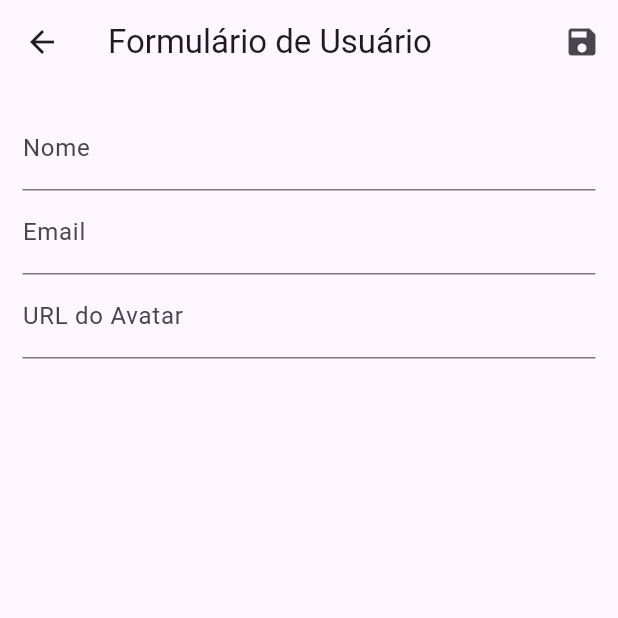
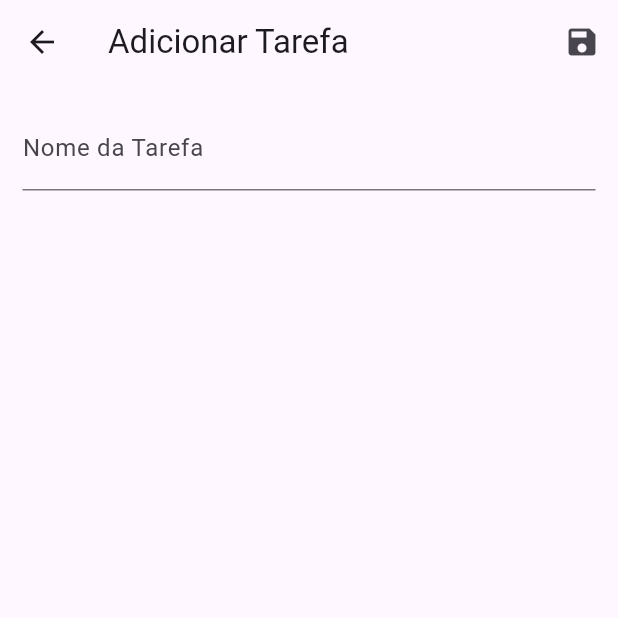
Before and after one commit to IgorRibeiroGuimaraes/To_Do_List, a Flutter app: the screen it shows after launch, after a tap on the "delete" icon, after a tap on the "add" icon, on a phone screen of 412 x 824 dp, the top half of it. Run offline on Flutter 3.47's test engine with Material 3 defaults, Android fonts, the phone set to English and light mode, and no system bars.

Commit message:
first commit

```diff
--- a/lib/components/user_tile.dart
+++ b/lib/components/user_tile.dart
@@ -1,23 +1,19 @@
 import 'package:flutter/material.dart';
-import 'package:project_crud/models/user.dart';
+import 'package:intl/intl.dart';
+import 'package:project_crud/models/doing.dart';
 import 'package:project_crud/provider/users.dart';
 import 'package:project_crud/routes/app_routes.dart';
 import 'package:provider/provider.dart';
 
 class UserTile extends StatelessWidget {
-  final User user;
+  final Doing doing;
 
-  const UserTile(this.user, {super.key});
+  const UserTile(this.doing, {super.key});
 
   @override
   Widget build(BuildContext context) {
-    final avatar = user.avatarUrl.isEmpty
-        ? const CircleAvatar(child: Icon(Icons.person))
-        : CircleAvatar(backgroundImage: NetworkImage(user.avatarUrl));
     return ListTile(
-      leading: avatar,
-      title: Text(user.name),
-      subtitle: Text(user.email),
+      title: Text(doing.name),
       trailing: Container(
         width: 100,
         child: Row(
@@ -28,7 +24,7 @@ class UserTile extends StatelessWidget {
               onPressed: () {
                 Navigator.of(context).pushNamed(
                   AppRoutes.USER_FORM,
-                  arguments: user,
+                  arguments: doing,
                 );
               },
             ),
@@ -36,7 +32,8 @@ class UserTile extends StatelessWidget {
               icon: Icon(Icons.delete),
               color: Colors.red,
               onPressed: () {
-                Provider.of<UsersProvider>(context, listen: false).remove(user);
+                Provider.of<UsersProvider>(context, listen: false)
+                    .remove(doing);
               },
             ),
           ],
--- a/lib/data/dummy-users.dart
+++ b/lib/data/dummy-users.dart
@@ -1,23 +1,16 @@
- import 'package:project_crud/models/user.dart';
+import 'package:project_crud/models/doing.dart';
 
-const DUUMY_USERS = {
-  '1':   User(
+final Map<String, Doing> TO_DO ={
+  '1': Doing(
     id: '1',
-    name: 'Maria',
-    email:'maria@alunos.com.br',
-    avatarUrl:'https://cdn.pixabay.com/photo/2021/11/12/03/04/woman-6787784_1280.png',
+    name: 'Almoço',
   ),
-  '2':   User(
+  '2': Doing(
     id: '2',
-    name: 'José',
-    email:'jose@alunos.com.br',
-    avatarUrl:'https://cdn.pixabay.com/photo/2016/11/18/23/38/child-1837375_1280.png',
+    name: 'Limpar Janela',
   ),
-  '3':   User(
+  '3': Doing(
     id: '3',
-    name: 'Mario',
-    email:'marioalunos.com.br',
-    avatarUrl:'https://cdn.pixabay.com/photo/2016/12/13/16/17/dancer-1904467_1280.png',
+    name: 'Lavar Louça',
   ),
-
 };
--- a/lib/main.dart
+++ b/lib/main.dart
@@ -19,15 +19,16 @@ class MyApp extends StatelessWidget {
         )
       ],
       child: MaterialApp(
-        title: 'Flutter Demo',
+        debugShowCheckedModeBanner: false,
+        title: 'To do List',
         theme: ThemeData(
           colorScheme: ColorScheme.fromSeed(seedColor: Colors.deepPurple),
           useMaterial3: true,
         ),
-          routes: {
-            AppRoutes.HOME:(_) => UserList(),
-            AppRoutes.USER_FORM:(_) => UserForm()
-          },
+        routes: {
+          AppRoutes.HOME: (_) => UserList(),
+          AppRoutes.USER_FORM: (_) => UserForm()
+        },
       ),
     );
   }
--- /dev/null
+++ b/lib/models/doing.dart
@@ -0,0 +1,14 @@
+
+
+class Doing{
+  final String id;
+  final String name;
+
+  const Doing ({
+
+    this.id = '',
+    required this.name,
+
+  });
+
+}
--- a/lib/models/user.dart
+++ /dev/null
@@ -1,18 +0,0 @@
-
-
-class User{
-  final String id;
-  final String name;
-  final String email;
-  final String avatarUrl;
-
-  const User ({
-
-    this.id = '',
-    required this.name,
-    required this.email,
-    required this.avatarUrl,
-
-  });
-
-}
--- a/lib/provider/users.dart
+++ b/lib/provider/users.dart
@@ -1,13 +1,12 @@
 import 'dart:math';
-
 import 'package:flutter/material.dart';
 import 'package:project_crud/data/dummy-users.dart';
-import 'package:project_crud/models/user.dart';
+import 'package:project_crud/models/doing.dart';
 
 class UsersProvider with ChangeNotifier {
-  Map<String, User> _items = {...DUUMY_USERS};
+  Map<String, Doing> _items = {...TO_DO};
 
-  List<User> get all {
+  List<Doing> get all {
     return [..._items.values];
   }
 
@@ -15,35 +14,27 @@ class UsersProvider with ChangeNotifier {
     return _items.length;
   }
 
-  User byIndex(int i) {
+  Doing byIndex(int i) {
     return _items.values.elementAt(i);
   }
 
-  void put(User user) {
-    if (user == null) {
-      return;
-    }
+  void put(Doing doing) {
+  if (doing.id.trim().isNotEmpty && _items.containsKey(doing.id)) {
+    _items.update(
+      doing.id,
+      (_) => Doing(
+        id: doing.id,
+        name: doing.name,
+      ),
+    );
+  } else {
 
-    if (user.id != null &&
-        user.id.trim().isNotEmpty &&
-        _items.containsKey(user.id)) {
-      _items.update(
-          user.id,
-          (_) => User(
-                id: user.id,
-                name: user.name,
-                email: user.email,
-                avatarUrl: user.avatarUrl,
-              ));
-    } else {
     final id = Random().nextDouble().toString();
     _items.putIfAbsent(
       id,
-        () => User(
+      () => Doing(
         id: id,
-          name: user.name,
-          email: user.email,
-          avatarUrl: user.avatarUrl,
+        name: doing.name,
       ),
     );
   }
@@ -51,9 +42,9 @@ class UsersProvider with ChangeNotifier {
   notifyListeners();
 }
 
-  void remove(User user) {
-    if (user != null && user.id != null) {
-      _items.remove(user.id);
+  void remove(Doing doing) {
+    if (doing != null && doing.id != null) {
+      _items.remove(doing.id);
       notifyListeners();
     }
   }
--- a/lib/views/user-form.dart
+++ b/lib/views/user-form.dart
@@ -1,48 +1,58 @@
 import 'package:flutter/material.dart';
-import 'package:project_crud/models/user.dart';
+import 'package:intl/intl.dart'; // Importe o pacote intl para formatar a data
+import 'package:project_crud/models/doing.dart';
 import 'package:project_crud/provider/users.dart';
 import 'package:provider/provider.dart';
 
-class UserForm extends StatelessWidget {
+class UserForm extends StatefulWidget {
+  @override
+  _UserFormState createState() => _UserFormState();
+}
+
+class _UserFormState extends State<UserForm> {
   final _form = GlobalKey<FormState>();
-  final Map<String, String> _formData = {};
+  final Map<String, dynamic> _formData = {};
+  DateTime? _selectedDate;
 
-  void _loadFormData(User? user) { // Temos 2 páginas no nosso app, a primeira e a de cadastro, correto? Quando clicamos em cadastrar um novo usuario, as informações das fields vão estar vazias.
-    if (user != null) {
-      _formData['id'] = user.id;
-      _formData['name'] = user.name;
-      _formData['email'] = user.email;
-      _formData['avatarUrl'] = user.avatarUrl;
+  @override
+  void didChangeDependencies() {
+    super.didChangeDependencies();
+    final Doing? doing = ModalRoute.of(context)?.settings.arguments as Doing?;
+    if (doing != null) {
+      _formData['id'] = doing.id;
+      _formData['name'] = doing.name;
+      _formData['dueDate'] =
+          _selectedDate; // Garante que o formData esteja correto.
     }
+  }
+
+
+
+  void _saveForm() {
+    _form.currentState?.save();
+
+    String id = _formData['id'] ?? '';
+    String name = _formData['name'] ?? '';
+    DateTime dueDate = _formData['dueDate'] ??
+        DateTime.now(); // Certifique-se de usar _formData['dueDate']
+
+    Provider.of<UsersProvider>(context, listen: false).put(
+      Doing(id: id, name: name),
+    );
+    Navigator.of(context).pop();
   }
 
   @override
   Widget build(BuildContext context) {
-    final user = ModalRoute.of(context)?.settings.arguments
-        as User?; //se tirar o ! ele xia
-
-    if (user != null) {
-      _loadFormData(user); // ai como to chamando ele aqui pra dentro do app, precisa chamar um if pra ter ctz q o usuario n é null pq se for essa porra n funciona e é isso ai
-    }
     return Scaffold(
       appBar: AppBar(
-        title: const Text('Formulário de Usuário'),
+        title: Text(
+            _formData.containsKey('id') ? 'Editar Tarefa' : 'Adicionar Tarefa'),
         actions: <Widget>[
           IconButton(
-              icon: const Icon(Icons.save),
-              onPressed: () {
-                _form.currentState?.save(); // se tirar o interrogação ele xia
-
-                String id = _formData['id'] ?? '';
-                String name = _formData['name'] ?? '';
-                String email = _formData['email'] ?? '';
-                String avatarUrl = _formData['avatarUrl'] ?? '';
-
-                Provider.of<UsersProvider>(context, listen: false).put(
-                  User(id: id, name: name, email: email, avatarUrl: avatarUrl),
-                );
-                Navigator.of(context).pop();
-              })
+            icon: const Icon(Icons.save),
+            onPressed: _saveForm,
+          ),
         ],
       ),
       body: Padding(
@@ -50,21 +60,14 @@ class UserForm extends StatelessWidget {
         child: Form(
           key: _form,
           child: Column(
+            crossAxisAlignment: CrossAxisAlignment.start,
             children: <Widget>[
               TextFormField(
                 initialValue: _formData['name'],
-                decoration: const InputDecoration(labelText: 'Nome'),
-                onSaved: (newValue) => _formData['name'] = newValue!,
-              ),
-              TextFormField(
-                initialValue: _formData['email'],
-                decoration: const InputDecoration(labelText: 'Email'),
-                onSaved: (newValue) => _formData['email'] = newValue!,
-              ),
-              TextFormField(
-                initialValue: _formData['avatarUrl'],
-                decoration: const InputDecoration(labelText: 'URL do Avatar'),
-                onSaved: (newValue) => _formData['avatarUrl'] = newValue!,
+                decoration: const InputDecoration(labelText: 'Nome da Tarefa'),
+                onSaved: (newValue) {
+                  if (newValue != null) _formData['name'] = newValue;
+                },
               ),
             ],
           ),
--- a/lib/views/user_list.dart
+++ b/lib/views/user_list.dart
@@ -7,26 +7,30 @@ import 'package:provider/provider.dart';
 class UserList extends StatelessWidget {
   @override
   Widget build(BuildContext context) {
-    final UsersProvider users = Provider.of(context);
+    final UsersProvider users = Provider.of<UsersProvider>(context);
 
     return Scaffold(
       appBar: AppBar(
-        title: const Text('Lista de Usuário'),
-        actions: <Widget>[
-          IconButton(
-            onPressed: () {
-             Navigator.of(context).pushNamed(
-              AppRoutes.USER_FORM
-             );
-            },
-            icon: Icon(Icons.add),
-          ),
-        ],
+        title: Text('Lista de Tarefas'),
       ),
       body: ListView.builder(
-        itemCount: users.count,
-        itemBuilder: (ctx, i) => UserTile(users.byIndex(i)),
+        itemCount: users.count + 1,
+        itemBuilder: (ctx, i) {
+          if (i == 0) {
+            return Padding(padding: EdgeInsets.only(top: 50));
+          }
+
+          return UserTile(users.byIndex(i - 1));
+        },
       ),
+      floatingActionButton: FloatingActionButton(
+        onPressed: () {
+          Navigator.of(context).pushNamed(AppRoutes.USER_FORM);
+        },
+        child: Icon(Icons.add, color: Colors.white),
+        backgroundColor: Colors.blue,
+      ),
+      floatingActionButtonLocation: FloatingActionButtonLocation.endTop,
     );
   }
 }
--- a/pubspec.yaml
+++ b/pubspec.yaml
@@ -36,6 +36,7 @@ dependencies:
   # The following adds the Cupertino Icons font to your application.
   # Use with the CupertinoIcons class for iOS style icons.
   cupertino_icons: ^1.0.2
+  intl: ^0.19.0
 
 dev_dependencies:
   flutter_test:
```
Also changed, not shown: pubspec.lock, 1 other file. Lines whose indentation alone changed are shown as unchanged.
